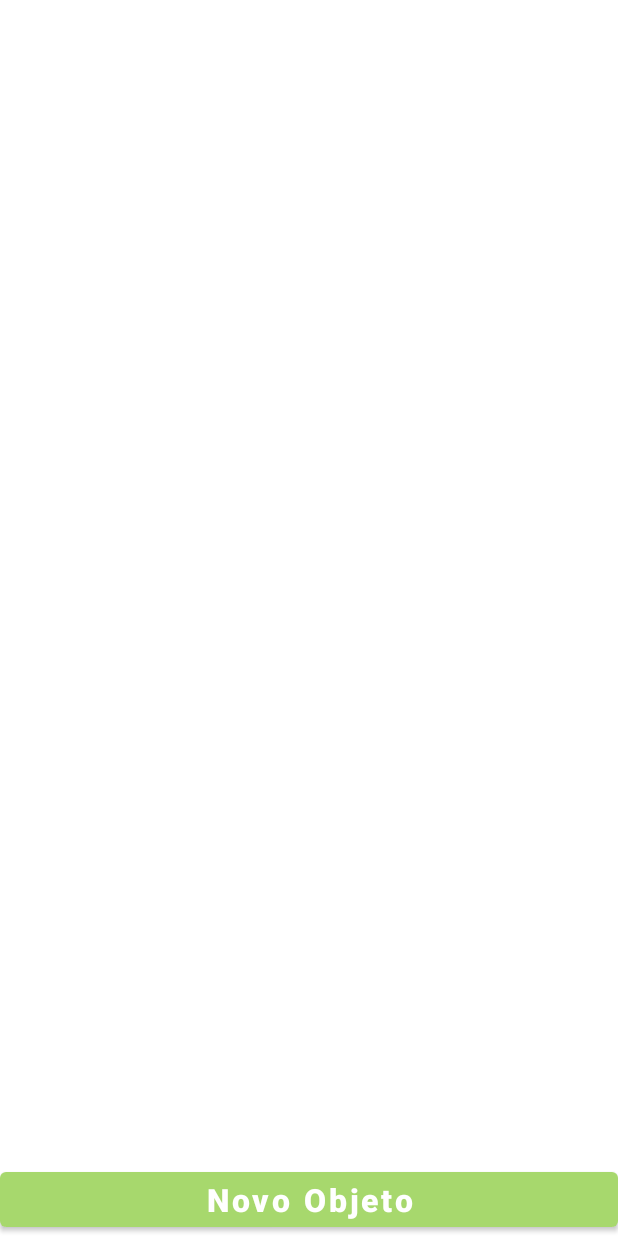
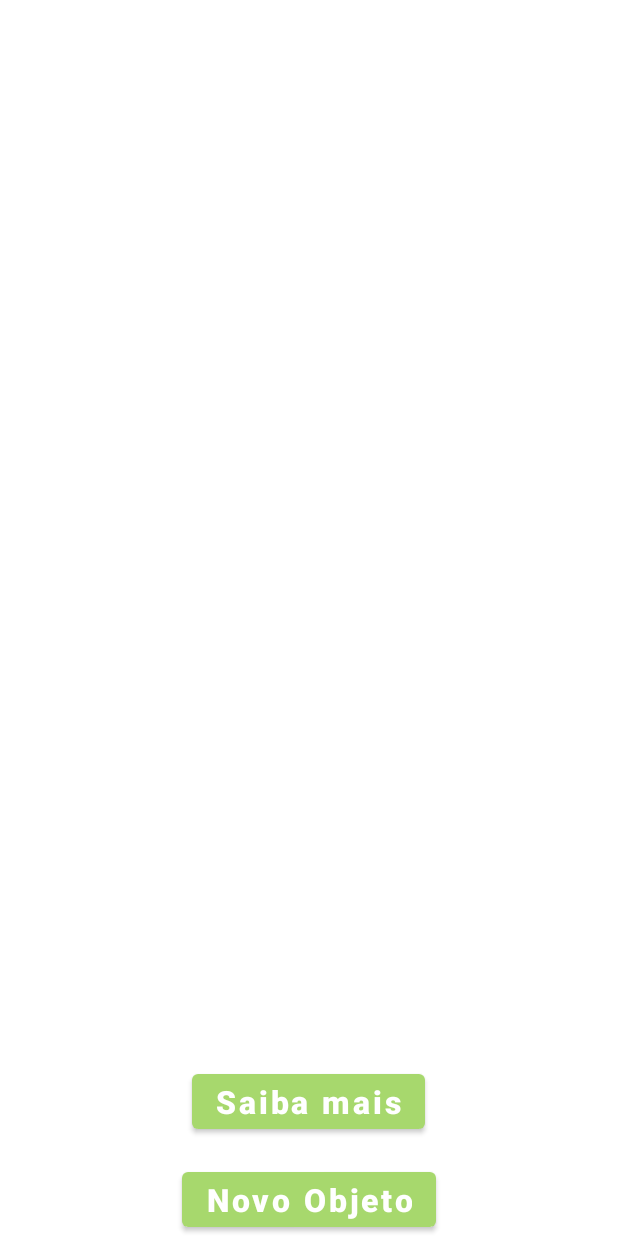
Before and after one commit to adriacostaa/DetectionApp, an Android app: the ClassificationActivity screen opened directly, with no data from a screen before it, on a phone screen of 412 x 824 dp. Run offline under Robolectric (Android 15) with nearby library versions, the phone set to English and light mode, and no system bars; our stand-ins replace Firebase (no records; nobody signed in at launch, a user with empty details on screens opened directly); libraries missing offline, so code that uses them is left out: org.tensorflow.lite.

Commit message:
remocao de parameto nao usado

```diff
--- a/app/src/main/java/com/example/detectionapp/MainActivity.java
+++ b/app/src/main/java/com/example/detectionapp/MainActivity.java
@@ -53,7 +53,7 @@ public class MainActivity extends AppCompatActivity {
             @RequiresApi(api = Build.VERSION_CODES.M)
             @Override
             public void onClick(View view) {
-                sendImage(view);
+                sendImage();
             }
         });
 
@@ -66,9 +66,8 @@ public class MainActivity extends AppCompatActivity {
 
     }
 
-
     @RequiresApi(api = Build.VERSION_CODES.M)
-    public void sendImage(View view){
+    public void sendImage(){
         // Launch camera if we have permission
         if (checkSelfPermission(Manifest.permission.CAMERA) == PackageManager.PERMISSION_GRANTED) {
             Intent cameraIntent = new Intent(MediaStore.ACTION_IMAGE_CAPTURE);
--- a/app/src/main/res/layout/activity_classification.xml
+++ b/app/src/main/res/layout/activity_classification.xml
@@ -6,17 +6,6 @@
     android:layout_height="match_parent"
     tools:context=".ClassificationActivity">
 
-    <Button
-        android:id="@+id/button"
-        android:layout_width="match_parent"
-        android:layout_height="wrap_content"
-        android:layout_alignParentBottom="true"
-        android:layout_centerInParent="true"
-        android:text="Novo Objeto"
-        android:textAllCaps="false"
-        android:textSize="21sp"
-        android:textStyle="bold"
-        app:backgroundTint="@color/green_10" />
     <ImageView
         android:layout_width="370sp"
         android:layout_height="370sp"
@@ -60,4 +49,30 @@
         android:layout_centerHorizontal="true"
         />
 
+    <Button
+        android:id="@+id/btn_more"
+        android:layout_width="wrap_content"
+        android:layout_height="wrap_content"
+        android:layout_above="@+id/button"
+        android:layout_alignParentBottom="true"
+        android:layout_marginBottom="65dp"
+        android:text="Saiba mais"
+        android:textAllCaps="false"
+        android:textSize="21sp"
+        android:textStyle="bold"
+        app:backgroundTint="@color/green_10"
+        android:layout_centerHorizontal="true"/>
+
+    <Button
+        android:id="@+id/button"
+        android:layout_width="wrap_content"
+        android:layout_height="wrap_content"
+        android:layout_alignParentBottom="true"
+        android:layout_centerInParent="true"
+        android:text="Novo Objeto"
+        android:textAllCaps="false"
+        android:textSize="21sp"
+        android:textStyle="bold"
+        app:backgroundTint="@color/green_10" />
+
 </RelativeLayout>
```
